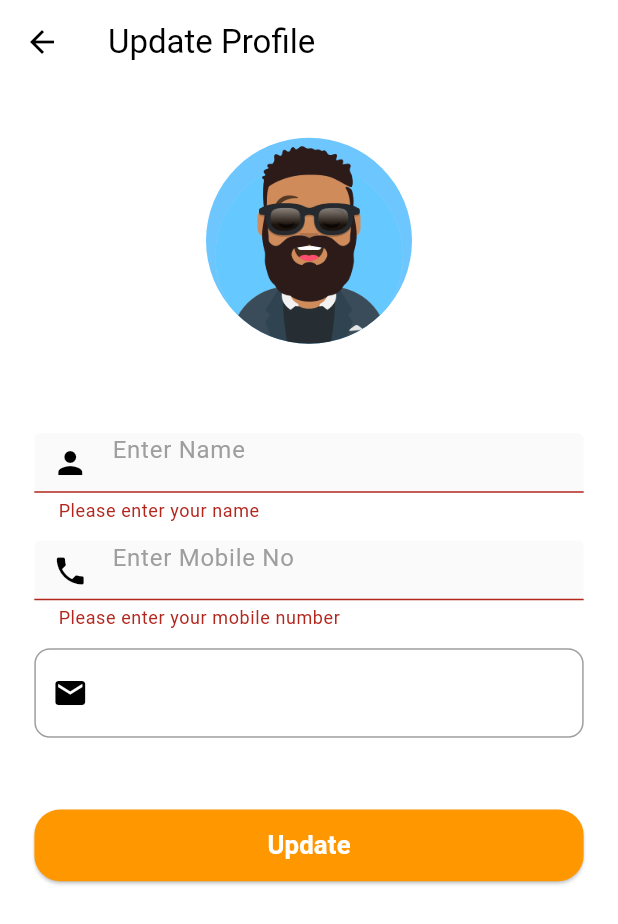
After one commit to premkamothi/FreshCut-Barber-Booking-App, a Flutter app: the Profileupdate screen opened directly, after a tap on "Update", on a phone screen of 412 x 824 dp. The commit adds this screen. Shown: the top 924 px of the screen. Run offline on Flutter 3.47's test engine with Material 3 defaults, Android fonts, the phone set to English and light mode, and no system bars; our stand-ins replace cloud_firestore, firebase_auth, firebase_core, flutter_screenutil, google_sign_in, shared_preferences; accounts and stored records are empty.

Commit message:
update Profileupadate screen

```diff
--- a/lib/uiscreen/Home.dart
+++ b/lib/uiscreen/Home.dart
@@ -2,6 +2,10 @@ import 'package:firebase_auth/firebase_auth.dart';
 import 'package:flutter/material.dart';
 import 'package:cloud_firestore/cloud_firestore.dart';
 import 'package:flutter_screenutil/flutter_screenutil.dart';
+import 'package:project_sem7/uiscreen/ProfileUpdate.dart';
+import 'package:shared_preferences/shared_preferences.dart';
+
+import 'StartingPage.dart';
 
 class Home extends StatefulWidget {
   const Home({super.key});
@@ -21,6 +25,14 @@ class _HomeState extends State<Home> {
     return doc.exists ? doc.data() : null;
   }
 
+  void _signout() async{
+    SharedPreferences prefs = await SharedPreferences.getInstance();
+    await prefs.setBool('isLoggedIn', false);
+    Navigator.pushReplacement(
+      context,
+      MaterialPageRoute(builder: (context) => const Startingpage()),
+    );
+  }
   @override
   Widget build(BuildContext context) {
     return Scaffold(
@@ -66,7 +78,7 @@ class _HomeState extends State<Home> {
                       SizedBox(height: 10.h),
                       Text(
                         "Hi, $name",
-                        style: TextStyle(color: Colors.white, fontSize: 18.sp),
+                        style: TextStyle(color: Colors.white, fontSize: 20.sp),
                       ),
                     ],
                   );
@@ -74,9 +86,25 @@ class _HomeState extends State<Home> {
               ),
             ),),
             ListTile(
-              leading: Icon(Icons.account_circle,size: 30,color: Colors.black,),
-              title: Text("Profile",style: TextStyle(fontSize: 20.sp,),),
+              leading: Icon(Icons.account_circle,size: 25,color: Colors.black,),
+              title: Text("Profile",style: TextStyle(fontSize: 18.sp,),),
+              onTap: () async {
+                final updated = await Navigator.push(
+                  context,
+                  MaterialPageRoute(builder: (context) => Profileupdate()),
+                );
+
+                if (updated == true) {
+                  setState(() {}); // Refresh drawer when profile is updated
+                }
+              },
             ),
+            ListTile(
+              leading: Icon(Icons.logout,size: 25,color: Colors.black,),
+              title: Text("Sign Out",style: TextStyle(fontSize: 18.sp,),),
+              onTap: _signout,
+            ),
+
           ],
         ),
       ),
--- /dev/null
+++ b/lib/uiscreen/ProfileUpdate.dart
@@ -0,0 +1,276 @@
+import 'package:flutter/material.dart';
+import 'package:flutter_screenutil/flutter_screenutil.dart';
+import 'package:shared_preferences/shared_preferences.dart';
+import 'package:firebase_auth/firebase_auth.dart';
+import 'package:cloud_firestore/cloud_firestore.dart';
+
+class Profileupdate extends StatefulWidget {
+  const Profileupdate({super.key});
+
+  @override
+  State<Profileupdate> createState() => _ProfileupdateState();
+}
+
+class _ProfileupdateState extends State<Profileupdate> {
+  int _selectedAvatarIndex = 0;
+  bool _showAvatarSelector = false;
+  String? _userEmail;
+
+  final _formKey = GlobalKey<FormState>();
+  final TextEditingController _nameController = TextEditingController();
+  final TextEditingController _mobilenoController = TextEditingController();
+
+  final List<String> _avatars = [
+    'assets/images/avatar1.png',
+    'assets/images/avatar2.png',
+    'assets/images/avatar3.png',
+    'assets/images/avatar4.png',
+    'assets/images/avatar5.png',
+    'assets/images/avatar6.png',
+  ];
+
+  @override
+  void initState() {
+    super.initState();
+    _fetchUserEmail();
+    _loadSelectedAvatar();
+    _fetchProfileData();
+  }
+
+  Future<void> _fetchUserEmail() async {
+    final user = FirebaseAuth.instance.currentUser;
+    if (user != null) {
+      setState(() {
+        _userEmail = user.email;
+      });
+    }
+  }
+
+  Future<void> _loadSelectedAvatar() async {
+    final prefs = await SharedPreferences.getInstance();
+    setState(() {
+      _selectedAvatarIndex = prefs.getInt('selectedAvatarIndex') ?? 0;
+    });
+  }
+
+  Future<void> _saveSelectedAvatar(int index) async {
+    final prefs = await SharedPreferences.getInstance();
+    await prefs.setInt('selectedAvatarIndex', index);
+  }
+
+  Future<void> _fetchProfileData() async {
+    final uid = FirebaseAuth.instance.currentUser?.uid;
+    if (uid == null) return;
+
+    final doc = await FirebaseFirestore.instance.collection('ProfileDetail').doc(uid).get();
+    if (doc.exists) {
+      final data = doc.data();
+      if (data != null) {
+        _nameController.text = data['name'] ?? '';
+        _mobilenoController.text = data['mobile'] ?? '';
+        final avatarUrl = data['avatar'] ?? '';
+        final avatarIndex = _avatars.indexOf(avatarUrl);
+        if (avatarIndex != -1) {
+          setState(() {
+            _selectedAvatarIndex = avatarIndex;
+          });
+        }
+      }
+    }
+  }
+
+  Future<void> _updateProfile() async {
+    if (!_formKey.currentState!.validate()) return;
+
+    final uid = FirebaseAuth.instance.currentUser?.uid;
+    if (uid == null) return;
+
+    final data = {
+      'name': _nameController.text.trim(),
+      'mobile': _mobilenoController.text.trim(),
+      'email': _userEmail ?? '',
+      'avatar': _avatars[_selectedAvatarIndex],
+      'timestamp': FieldValue.serverTimestamp(),
+    };
+
+    await FirebaseFirestore.instance.collection('ProfileDetail').doc(uid).update(data);
+
+    final prefs = await SharedPreferences.getInstance();
+    await prefs.setString('userName', _nameController.text.trim());
+    await prefs.setInt('selectedAvatarIndex', _selectedAvatarIndex);
+
+// Return to drawer
+    Navigator.pop(context, true);
+  }
+
+  @override
+  Widget build(BuildContext context) {
+    return GestureDetector(
+      onTap: () => FocusScope.of(context).unfocus(),
+      child: Scaffold(
+        backgroundColor: Colors.white,
+        appBar: AppBar(
+          leading: IconButton(onPressed: (){
+            Navigator.pop(context);
+          }, icon: Icon(Icons.arrow_back,color: Colors.black)),
+          backgroundColor: Colors.white,
+          title: const Text("Update Profile", style: TextStyle(color: Colors.black)),
+          iconTheme: const IconThemeData(color: Colors.black),
+        ),
+        body: SingleChildScrollView(
+          child: Form(
+            key: _formKey,
+            child: Column(
+              children: [
+                SizedBox(height: 30.h),
+                GestureDetector(
+                  onTap: () {
+                    setState(() {
+                      _showAvatarSelector = !_showAvatarSelector;
+                    });
+                  },
+                  child: Center(
+                    child: CircleAvatar(
+                      backgroundColor: const Color(0xFF6EC6FF),
+                      radius: 60.r,
+                      backgroundImage: AssetImage(_avatars[_selectedAvatarIndex]),
+                    ),
+                  ),
+                ),
+                SizedBox(height: 20.h),
+                if (_showAvatarSelector)
+                  Padding(
+                    padding: EdgeInsets.symmetric(horizontal: 16.w),
+                    child: GridView.builder(
+                      shrinkWrap: true,
+                      physics: const NeverScrollableScrollPhysics(),
+                      itemCount: _avatars.length,
+                      gridDelegate: const SliverGridDelegateWithFixedCrossAxisCount(
+                        crossAxisCount: 3,
+                        mainAxisSpacing: 20,
+                        crossAxisSpacing: 20,
+                      ),
+                      itemBuilder: (context, index) {
+                        return GestureDetector(
+                          onTap: () {
+                            setState(() {
+                              _selectedAvatarIndex = index;
+                              _showAvatarSelector = false;
+                            });
+                            _saveSelectedAvatar(index);
+                          },
+                          child: Stack(
+                            alignment: Alignment.center,
+                            children: [
+                              CircleAvatar(
+                                backgroundColor: const Color(0xFF6EC6FF),
+                                radius: 40.r,
+                                backgroundImage: AssetImage(_avatars[index]),
+                              ),
+                              if (_selectedAvatarIndex == index)
+                                Container(
+                                  width: 80.r,
+                                  height: 80.r,
+                                  decoration: BoxDecoration(
+                                    shape: BoxShape.circle,
+                                    border: Border.all(color: Colors.orange, width: 3.w),
+                                  ),
+                                ),
+                            ],
+                          ),
+                        );
+                      },
+                    ),
+                  ),
+                SizedBox(height: 30.h),
+                _buildTextField(_nameController, "Enter Name", Icons.person),
+                SizedBox(height: 10.h),
+                _buildTextField(_mobilenoController, "Enter Mobile No", Icons.phone, isPhone: true),
+                SizedBox(height: 10.h),
+                _buildDisabledEmailField(),
+                SizedBox(height: 40.h),
+                SizedBox(
+                  height: 40.h,
+                  width: 320.w,
+                  child: ElevatedButton(
+                    onPressed: _updateProfile,
+                    style: ElevatedButton.styleFrom(
+                      backgroundColor: Colors.orange,
+                      shape: RoundedRectangleBorder(
+                        borderRadius: BorderRadius.circular(15.r),
+                      ),
+                    ),
+                    child: Text(
+                      "Update",
+                      style: TextStyle(color: Colors.white, fontSize: 15.sp, fontWeight: FontWeight.bold),
+                    ),
+                  ),
+                ),
+                SizedBox(height: 40.h),
+              ],
+            ),
+          ),
+        ),
+      ),
+    );
+  }
+
+  Widget _buildTextField(TextEditingController controller, String hint, IconData icon, {bool isPhone = false}) {
+    return SizedBox(
+      height: 50.h,
+      width: 320.w,
+      child: TextFormField(
+        controller: controller,
+        keyboardType: isPhone ? TextInputType.phone : TextInputType.text,
+        validator: (value) {
+          if (value == null || value.trim().isEmpty) {
+            return isPhone ? "Please enter your mobile number" : "Please enter your name";
+          }
+          if (isPhone && !RegExp(r'^\d{10}$').hasMatch(value.trim())) {
+            return "Mobile number must be 10 digits";
+          }
+          return null;
+        },
+        decoration: InputDecoration(
+          hintText: hint,
+          hintStyle: const TextStyle(color: Colors.grey),
+          filled: true,
+          fillColor: Colors.grey.shade50,
+          prefixIcon: Icon(icon, color: Colors.black),
+          enabledBorder: OutlineInputBorder(
+            borderSide: const BorderSide(color: Colors.grey),
+            borderRadius: BorderRadius.circular(10.r),
+          ),
+          focusedBorder: OutlineInputBorder(
+            borderSide: BorderSide(color: Colors.black, width: 2.w),
+            borderRadius: BorderRadius.circular(10.r),
+          ),
+        ),
+      ),
+    );
+  }
+
+  Widget _buildDisabledEmailField() {
+    return Container(
+      height: 50.h,
+      width: 320.w,
+      child: TextFormField(
+        initialValue: _userEmail ?? "",
+        enabled: false,
+        readOnly: true,
+        style: TextStyle(fontSize: 15.sp, color: Colors.black),
+        decoration: InputDecoration(
+          prefixIcon: const Icon(Icons.email, color: Colors.black),
+          border: OutlineInputBorder(borderRadius: BorderRadius.all(Radius.circular(9.r))),
+          disabledBorder: OutlineInputBorder(
+            borderRadius: BorderRadius.all(Radius.circular(9.r)),
+            borderSide: const BorderSide(color: Colors.grey),
+          ),
+          filled: true,
+          fillColor: Colors.white,
+          contentPadding: EdgeInsets.symmetric(vertical: 15.h, horizontal: 10.w),
+        ),
+      ),
+    );
+  }
+}
--- a/lib/uiscreen/Signup.dart
+++ b/lib/uiscreen/Signup.dart
@@ -258,7 +258,7 @@ class _SignupState extends State<Signup> with RouteAware {
                     ),
                     SizedBox(height: 30.h),
                     SizedBox(
-                      height: 30.h,
+                      height: 40.h,
                       width: 220.w,
                       child: TextButton(
                         onPressed: _signInWithGoogle,
```
